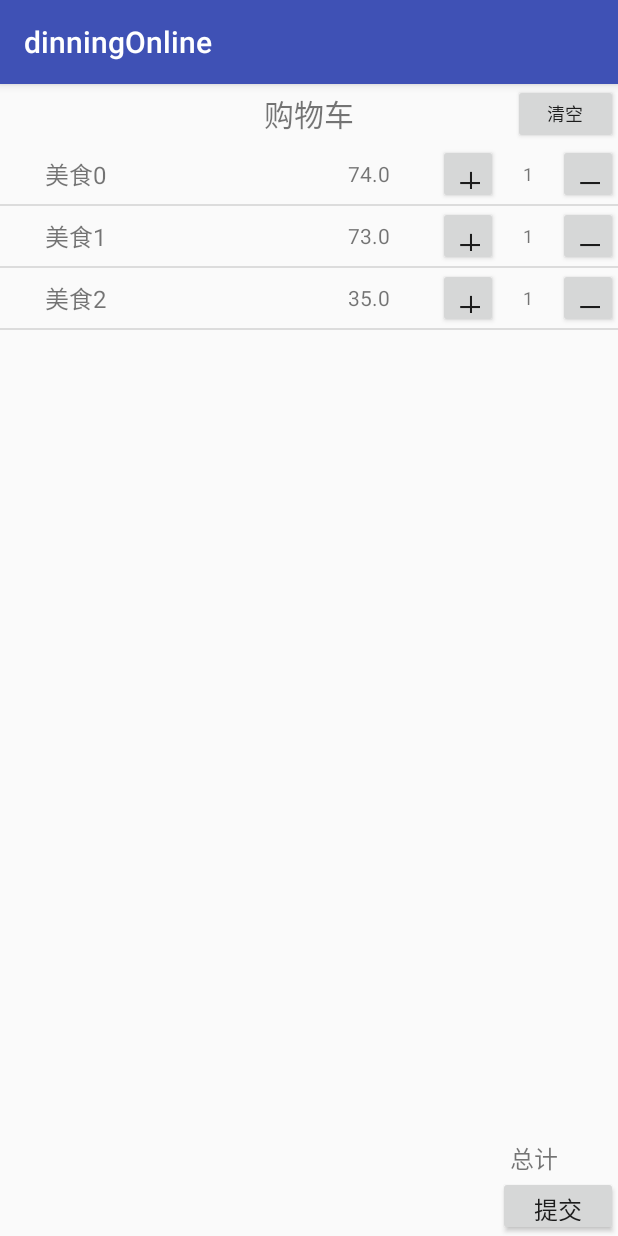
After one commit to tianbaojun/dinningOnline, an Android app: the CartActivity screen opened directly, with no data from a screen before it, on a phone screen of 412 x 824 dp. The commit adds this screen. Run offline under Robolectric (Android 15) with nearby library versions, the phone set to English and light mode, and no system bars.

Commit message:
购物车模块

```diff
--- a/dinning/src/main/AndroidManifest.xml
+++ b/dinning/src/main/AndroidManifest.xml
@@ -15,6 +15,7 @@
         </activity>
         <activity android:name=".AllfoodActivity"/>
         <activity android:name=".AllfoodItemsActivity"/>
+        <activity android:name=".CartActivity"/>
 
     </application>
 
--- /dev/null
+++ b/dinning/src/main/java/com/tabjin/administrator/dinningonline/CartActivity.java
@@ -0,0 +1,59 @@
+package com.tabjin.administrator.dinningonline;
+
+import android.os.Bundle;
+import android.support.v7.app.AppCompatActivity;
+import android.view.View;
+import android.view.ViewGroup;
+import android.widget.BaseAdapter;
+import android.widget.Button;
+import android.widget.ListView;
+import android.widget.SimpleAdapter;
+import android.widget.TextView;
+
+import com.tabjin.administrator.dinningonline.bean.Cart;
+import com.tabjin.administrator.dinningonline.bean.Food;
+import com.tabjin.administrator.dinningonline.util.CartListAdapter;
+
+import java.util.ArrayList;
+import java.util.HashMap;
+import java.util.Map;
+
+/**
+ * Created by Administrator on 2016/1/26.
+ */
+public class CartActivity extends AppCompatActivity {
+
+    private ListView cart_list;
+    private TextView numFoodText;
+    private TextView amountText;
+    private ArrayList<Food> foods;
+    private ArrayList<Map<String,Object>> foodArrayList;
+    private Cart cart;
+    @Override
+    protected void onCreate(Bundle savedInstanceState) {
+        super.onCreate(savedInstanceState);
+        setContentView(R.layout.activity_cart);
+
+        cart_list = (ListView) findViewById(R.id.cart_list);
+        amountText = (TextView) findViewById(R.id.amount_list_cart);
+        numFoodText = (TextView) findViewById(R.id.num_food_list_cart);
+        foodArrayList = new ArrayList<>();
+        foods = new ArrayList<>();
+
+        //初始化food列表
+        for(int i=0;i<3;i++){
+            foods.add(new Food("美食"+i, "这是美食"+i+"的简介.......", (int)(Math.random()*100), 1));
+        }
+        cart = new Cart(foods,0);
+        for(Food food:foods){
+            Map<String,Object> item = new HashMap<>();
+            item.put("name",food.getName());
+            item.put("price",food.getPrice());
+            foodArrayList.add(item);
+        }
+
+        //如果要在listView当中进行操作，simpleadapter不能实现。需要用BaseAdapter给购物车中的列表设置adapter
+
+        cart_list.setAdapter(new CartListAdapter(CartActivity.this,foods));
+    }
+}
--- /dev/null
+++ b/dinning/src/main/java/com/tabjin/administrator/dinningonline/bean/Cart.java
@@ -0,0 +1,41 @@
+package com.tabjin.administrator.dinningonline.bean;
+
+import java.util.ArrayList;
+
+/**
+ * Created by Administrator on 2016/1/26.
+ */
+public class Cart {
+
+    private ArrayList<Food> food;
+    private int amount;
+
+    public Cart(ArrayList<Food> food, int amount) {
+        this.food = food;
+        this.amount = amount;
+    }
+
+    public ArrayList<Food> getFood() {
+        return food;
+    }
+
+    public void setFood(ArrayList<Food> food) {
+        this.food = food;
+    }
+
+    public int getAmount() {
+        return amount;
+    }
+
+    public void setAmount(int amount) {
+        this.amount = amount;
+    }
+
+    @Override
+    public String toString() {
+        return "Cart{" +
+                "food=" + food +
+                ", amount=" + amount +
+                '}';
+    }
+}
--- /dev/null
+++ b/dinning/src/main/java/com/tabjin/administrator/dinningonline/bean/Food.java
@@ -0,0 +1,63 @@
+package com.tabjin.administrator.dinningonline.bean;
+
+/**
+ * Created by Administrator on 2016/1/26.
+ */
+public class Food {
+
+    private String name;
+    private String desc;
+    private double price;
+    private int num;
+
+    public Food(){}
+
+    public Food(String name, String desc, double price, int num) {
+        this.name = name;
+        this.desc = desc;
+        this.price = price;
+        this.num = num;
+    }
+
+    public String getName() {
+        return name;
+    }
+
+    public void setName(String name) {
+        this.name = name;
+    }
+
+    public String getDesc() {
+        return desc;
+    }
+
+    public void setDesc(String desc) {
+        this.desc = desc;
+    }
+
+    public double getPrice() {
+        return price;
+    }
+
+    public void setPrice(double price) {
+        this.price = price;
+    }
+
+    public int getNum() {
+        return num;
+    }
+
+    public void setNum(int num) {
+        this.num = num;
+    }
+
+    @Override
+    public String toString() {
+        return "Food{" +
+                "name='" + name + '\'' +
+                ", desc='" + desc + '\'' +
+                ", price=" + price +
+                ", num=" + num +
+                '}';
+    }
+}
--- /dev/null
+++ b/dinning/src/main/java/com/tabjin/administrator/dinningonline/util/CartListAdapter.java
@@ -0,0 +1,91 @@
+package com.tabjin.administrator.dinningonline.util;
+
+import android.content.Context;
+import android.view.LayoutInflater;
+import android.view.View;
+import android.view.ViewGroup;
+import android.widget.BaseAdapter;
+import android.widget.Button;
+import android.widget.TextView;
+
+import com.tabjin.administrator.dinningonline.R;
+import com.tabjin.administrator.dinningonline.bean.Food;
+
+import java.util.List;
+
+/**
+ * Created by Administrator on 2016/1/26.
+ */
+public class CartListAdapter extends BaseAdapter {
+    LayoutInflater mInflater;
+    private List<Food> foods;
+    private Context context;
+
+    public CartListAdapter(Context context,List<Food> foods){
+        mInflater = LayoutInflater.from(context);
+        this.context = context;
+        this.foods = foods;
+    }
+    @Override
+    public int getCount() {
+        return foods.size();
+    }
+
+    @Override
+    public Object getItem(int position) {
+        return foods.get(position);
+    }
+
+    @Override
+    public long getItemId(int position) {
+        return position;
+    }
+
+    @Override
+    public View getView(final int position, View convertView, ViewGroup parent) {
+
+        //以下这些需设为局部变量，否则程序运行时会反应很慢，甚至textview不会发生改变
+        Button add;
+        final Button sub;
+        final TextView tv_num;
+        TextView tv_name;
+        TextView tv_price;
+
+        final Food food = foods.get(position);
+        convertView =  mInflater.inflate(R.layout.cart_list_item,null);
+        tv_num = (TextView) convertView.findViewById(R.id.num_food_list_cart);
+        tv_name = (TextView) convertView.findViewById(R.id.name_food_list_cart);
+        tv_price = (TextView) convertView.findViewById(R.id.price_food_list_cart);
+        add = (Button) convertView.findViewById(R.id.numAdd_food_list_cart);
+        sub = (Button) convertView.findViewById(R.id.numSub_food_list_cart);
+
+        //给加按键设置监听，实现数量显示变化
+        add.setOnClickListener(new View.OnClickListener() {
+            @Override
+            public void onClick(View v) {
+                int foodNum = food.getNum();
+                tv_num.setText(String.valueOf(++foodNum));
+                food.setNum(foodNum);
+//                notifyDataSetChanged();
+            }
+        });
+
+        //给减按键设置监听，实现数量显示变化
+        sub.setOnClickListener(new View.OnClickListener() {
+            @Override
+            public void onClick(View v) {
+                int foodNum = food.getNum();
+                if(foodNum>0) {
+                    tv_num.setText(String.valueOf(--foodNum));
+                }
+                food.setNum(foodNum);
+
+            }
+        });
+        tv_name.setText(food.getName());
+        tv_price.setText(String.valueOf(food.getPrice()));
+        tv_num.setText(String.valueOf(food.getNum()));
+        return convertView;
+    }
+
+}
--- /dev/null
+++ b/dinning/src/main/res/layout/activity_cart.xml
@@ -0,0 +1,51 @@
+<?xml version="1.0" encoding="utf-8"?>
+<LinearLayout xmlns:android="http://schemas.android.com/apk/res/android"
+    android:layout_width="match_parent"
+    android:layout_height="match_parent"
+    android:orientation="vertical">
+    <RelativeLayout
+        android:layout_width="match_parent"
+        android:layout_height="wrap_content"
+        android:orientation="horizontal">
+        <TextView
+            android:layout_width="wrap_content"
+            android:layout_height="wrap_content"
+            android:text="@string/cart"
+            android:textSize="20dp"
+            android:layout_centerInParent="true"/>
+        <Button
+            android:layout_width="70dp"
+            android:layout_height="40dp"
+            android:textSize="12dp"
+            android:text="@string/clear"
+            android:layout_gravity="right"
+            android:layout_alignParentRight="true"
+            android:layout_centerVertical="true"
+            />
+    </RelativeLayout>
+    <ListView android:id="@+id/cart_list"
+        android:layout_width="match_parent"
+        android:layout_height="wrap_content"
+        android:layout_weight="1"
+        />
+    <RelativeLayout
+        android:layout_width="match_parent"
+        android:layout_height="wrap_content"
+        android:layout_gravity="bottom">
+        <TextView android:id="@+id/amount_list_cart"
+            android:layout_width="wrap_content"
+            android:layout_height="wrap_content"
+            android:textSize="16dp"
+            android:text="总计"
+            android:paddingRight="40dp"
+            android:layout_alignParentRight="true"/>
+        <Button android:id="@+id/submit_list_cart"
+            android:layout_width="80dp"
+            android:layout_height="40dp"
+            android:textSize="16dp"
+            android:layout_below="@id/amount_list_cart"
+            android:layout_alignParentRight="true"
+            android:text="@string/submit"/>
+    </RelativeLayout>
+
+</LinearLayout>
--- /dev/null
+++ b/dinning/src/main/res/layout/cart_list_item.xml
@@ -0,0 +1,47 @@
+<?xml version="1.0" encoding="utf-8"?>
+<LinearLayout xmlns:android="http://schemas.android.com/apk/res/android"
+    android:layout_width="match_parent" android:layout_height="wrap_content"
+    android:orientation="horizontal">
+    <TextView android:id="@+id/name_food_list_cart"
+        android:layout_width="0dp"
+        android:layout_height="match_parent"
+        android:layout_weight="1"
+        android:paddingLeft="30dp"
+        android:textSize="16dp"
+        android:text="@string/add"
+        android:gravity="center_vertical"
+        />
+    <RelativeLayout
+        android:layout_width="200dp"
+        android:layout_height="40dp">
+        <Button android:id="@+id/numSub_food_list_cart"
+            android:layout_width="40dp"
+            android:layout_height="40dp"
+            android:text="－"
+            android:textSize="20dp"
+            android:gravity="top"
+            android:layout_alignParentRight="true" />
+        <TextView android:id="@+id/num_food_list_cart"
+            android:layout_width="40dp"
+            android:layout_height="match_parent"
+            android:gravity="center"
+            android:textSize="12dp"
+            android:textColorHighlight="#000"
+            android:layout_toLeftOf="@id/numSub_food_list_cart"/>
+        <Button android:id="@+id/numAdd_food_list_cart"
+            android:layout_width="40dp"
+            android:layout_height="40dp"
+            android:text="＋"
+            android:gravity="top"
+            android:textSize="20dp"
+            android:layout_toLeftOf="@id/num_food_list_cart" />
+        <TextView android:id="@+id/price_food_list_cart"
+            android:layout_width="40dp"
+            android:layout_height="40dp"
+            android:layout_marginRight="20dp"
+            android:text="单价"
+            android:gravity="center_vertical"
+            android:layout_toLeftOf="@id/numAdd_food_list_cart"/>
+    </RelativeLayout>
+
+</LinearLayout>
--- a/dinning/src/main/res/values/strings.xml
+++ b/dinning/src/main/res/values/strings.xml
@@ -8,4 +8,7 @@
     <string name="onsale">本店特价</string>
     <string name="collect">收藏</string>
     <string name="add">添加</string>
+    <string name="clear">清空</string>
+    <string name="cart">购物车</string>
+    <string name="submit">提交</string>
 </resources>
```
Also changed, not shown: dinning/src/main/java/com/tabjin/administrator/dinningonline/AllfoodItemsActivity.java (+13 -4 lines), dinning/src/main/res/layout/activity_allfood_items.xml (+17 -1 lines).
